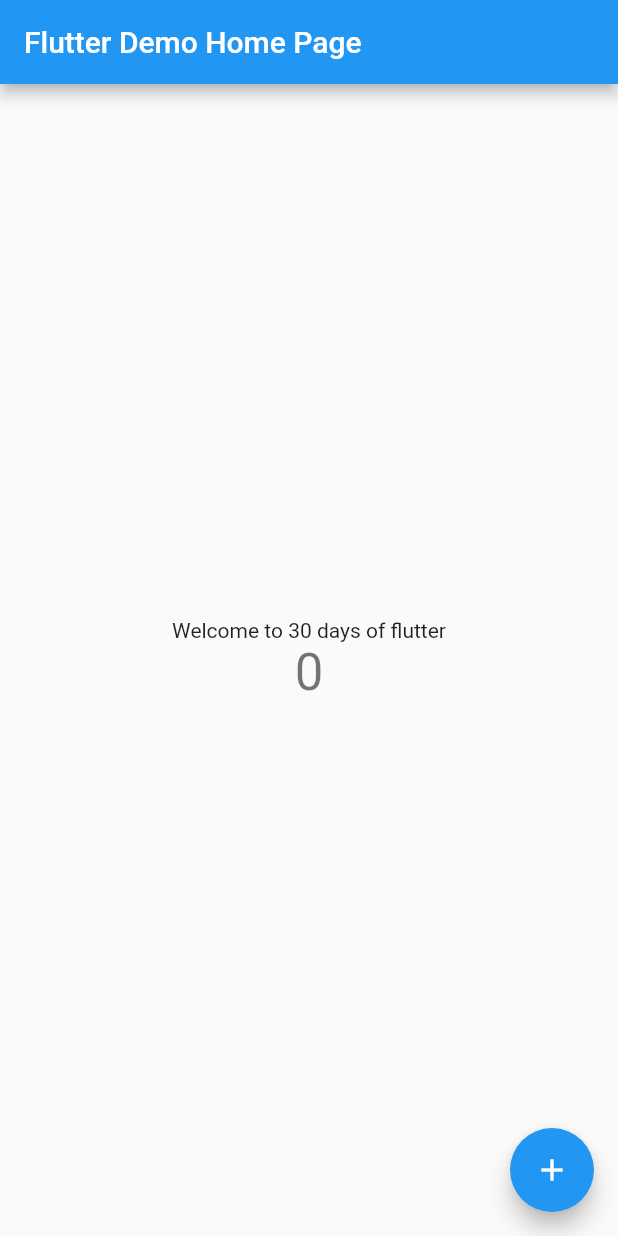
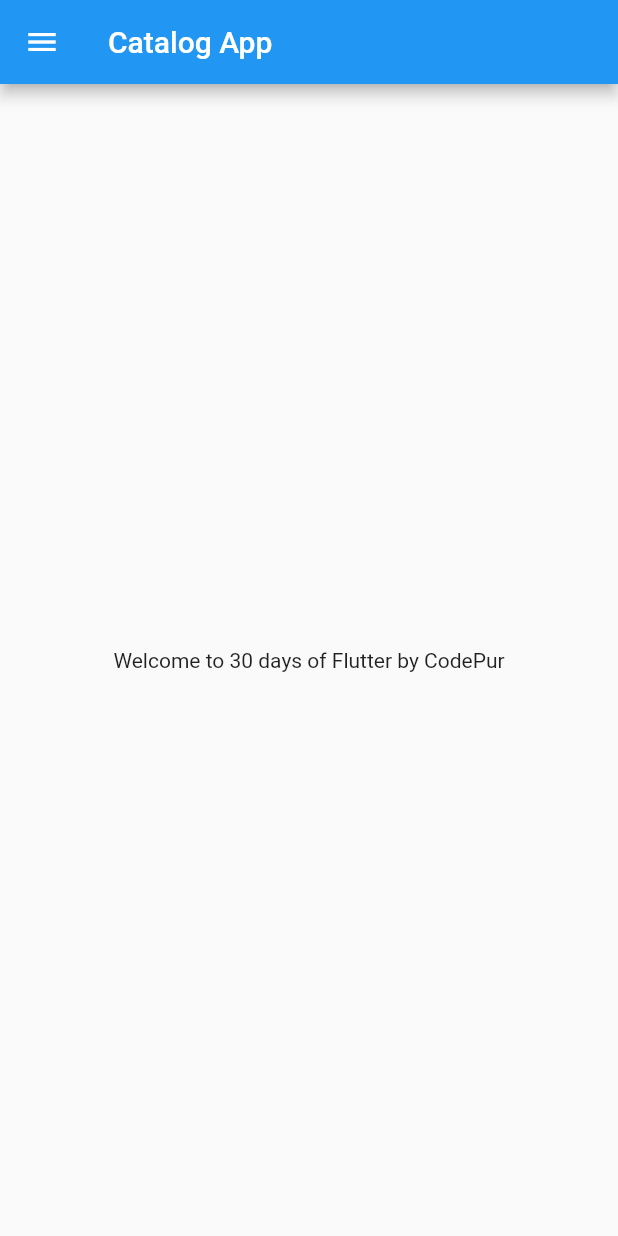
Before and after one commit to Tringuyen18/LeanrFlutter, a Flutter app: the screen it shows after launch, on a phone screen of 412 x 824 dp. Run offline on Flutter 3.47's test engine with Material 2 defaults, Android fonts, the phone set to English and light mode, and no system bars.

Commit message:
Day one completed

```diff
--- /dev/null
+++ b/lib/home_page.dart
@@ -0,0 +1,19 @@
+import 'package:flutter/material.dart';
+
+class HomePage extends StatelessWidget {
+  final int days = 30;
+  final String name = 'CodePur';
+  @override
+  Widget build(BuildContext context) {
+    return Scaffold(
+      appBar: AppBar(
+        title: Text('Catalog App'),
+      ),
+      body: Center(
+        child:
+            Container(child: Text('Welcome to $days days of Flutter by $name')),
+      ),
+      drawer: Drawer(),
+    );
+  }
+}
--- a/lib/main.dart
+++ b/lib/main.dart
@@ -1,115 +1,15 @@
 import 'package:flutter/material.dart';
+import 'package:flutter_catalog/home_page.dart';
 
 void main() {
-  runApp(const MyApp());
+  runApp(MyApp());
 }
 
 class MyApp extends StatelessWidget {
-  const MyApp({Key? key}) : super(key: key);
-
-  // This widget is the root of your application.
   @override
   Widget build(BuildContext context) {
     return MaterialApp(
-      title: 'Flutter Demo',
-      theme: ThemeData(
-        // This is the theme of your application.
-        //
-        // Try running your application with "flutter run". You'll see the
-        // application has a blue toolbar. Then, without quitting the app, try
-        // changing the primarySwatch below to Colors.green and then invoke
-        // "hot reload" (press "r" in the console where you ran "flutter run",
-        // or simply save your changes to "hot reload" in a Flutter IDE).
-        // Notice that the counter didn't reset back to zero; the application
-        // is not restarted.
-        primarySwatch: Colors.blue,
-      ),
-      home: const MyHomePage(title: 'Flutter Demo Home Page'),
+      home: HomePage(),
     );
   }
 }
-
-class MyHomePage extends StatefulWidget {
-  const MyHomePage({Key? key, required this.title}) : super(key: key);
-
-  // This widget is the home page of your application. It is stateful, meaning
-  // that it has a State object (defined below) that contains fields that affect
-  // how it looks.
-
-  // This class is the configuration for the state. It holds the values (in this
-  // case the title) provided by the parent (in this case the App widget) and
-  // used by the build method of the State. Fields in a Widget subclass are
-  // always marked "final".
-
-  final String title;
-
-  @override
-  State<MyHomePage> createState() => _MyHomePageState();
-}
-
-class _MyHomePageState extends State<MyHomePage> {
-  int _counter = 0;
-
-  void _incrementCounter() {
-    setState(() {
-      // This call to setState tells the Flutter framework that something has
-      // changed in this State, which causes it to rerun the build method below
-      // so that the display can reflect the updated values. If we changed
-      // _counter without calling setState(), then the build method would not be
-      // called again, and so nothing would appear to happen.
-      _counter++;
-    });
-  }
-
-  @override
-  Widget build(BuildContext context) {
-    // This method is rerun every time setState is called, for instance as done
-    // by the _incrementCounter method above.
-    //
-    // The Flutter framework has been optimized to make rerunning build methods
-    // fast, so that you can just rebuild anything that needs updating rather
-    // than having to individually change instances of widgets.
-    return Scaffold(
-      appBar: AppBar(
-        // Here we take the value from the MyHomePage object that was created by
-        // the App.build method, and use it to set our appbar title.
-        title: Text(widget.title),
-      ),
-      body: Center(
-        // Center is a layout widget. It takes a single child and positions it
-        // in the middle of the parent.
-        child: Column(
-          // Column is also a layout widget. It takes a list of children and
-          // arranges them vertically. By default, it sizes itself to fit its
-          // children horizontally, and tries to be as tall as its parent.
-          //
-          // Invoke "debug painting" (press "p" in the console, choose the
-          // "Toggle Debug Paint" action from the Flutter Inspector in Android
-          // Studio, or the "Toggle Debug Paint" command in Visual Studio Code)
-          // to see the wireframe for each widget.
-          //
-          // Column has various properties to control how it sizes itself and
-          // how it positions its children. Here we use mainAxisAlignment to
-          // center the children vertically; the main axis here is the vertical
-          // axis because Columns are vertical (the cross axis would be
-          // horizontal).
-          mainAxisAlignment: MainAxisAlignment.center,
-          children: <Widget>[
-            const Text(
-              'Welcome to 30 days of flutter',
-            ),
-            Text(
-              '$_counter',
-              style: Theme.of(context).textTheme.headline4,
-            ),
-          ],
-        ),
-      ),
-      floatingActionButton: FloatingActionButton(
-        onPressed: _incrementCounter,
-        tooltip: 'Increment',
-        child: const Icon(Icons.add),
-      ), // This trailing comma makes auto-formatting nicer for build methods.
-    );
-  }
-}
```
Also changed, not shown: 1 other file.
